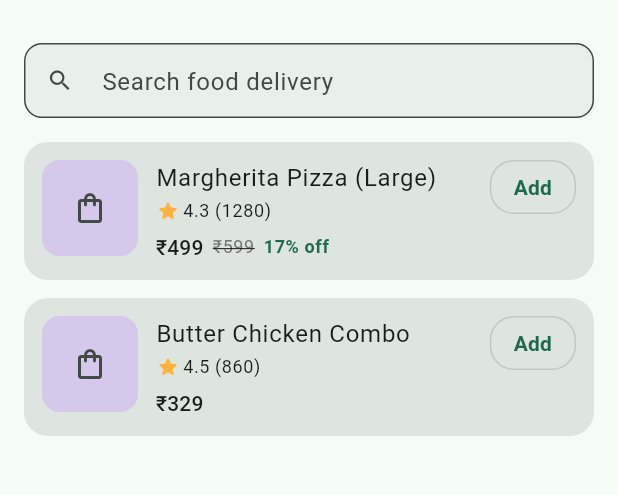
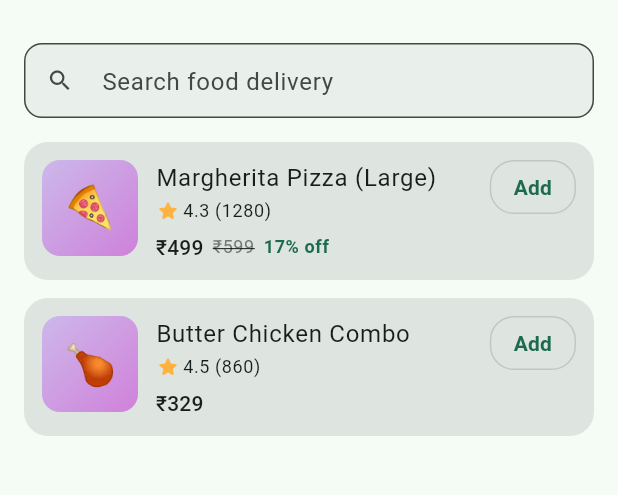
Before and after one commit to baseer-ind/spendzero, a Flutter app: the CheckoutScreen screen opened directly with sample values from the repository, on a phone screen of 412 x 824 dp, the part 59-554 px from its top. Run offline on Flutter 3.47's test engine with Material 3 defaults, Android fonts, the phone set to English and light mode, and no system bars; our stand-ins replace flutter_riverpod, go_router, shared_preferences; accounts and stored records are empty.

Commit message:
Reject premature V1 claim; redefine milestones; fix placeholder product thumbnails
Renames the engineering checklist to docs/MILESTONES.md, reframing progress
around Experience Alpha -> Experience Beta -> Launch Candidate -> Public V1
instead of implemented-feature checkboxes, per explicit product-quality
feedback. Also fixes the most visible placeholder-card issue: every product/
menu item thumbnail was a generic shopping-bag icon on a flat color block;
now uses a local keyword-matched emoji glyph on a two-tone gradient so items
read as recognizable products.

```diff
--- a/spendzero/mobile/lib/features/checkout/presentation/product_card.dart
+++ b/spendzero/mobile/lib/features/checkout/presentation/product_card.dart
@@ -37,7 +37,7 @@ class ProductCard extends StatelessWidget {
         child: Row(
           crossAxisAlignment: CrossAxisAlignment.start,
           children: [
-            _Thumbnail(seed: listing.id),
+            _Thumbnail(seed: listing.id, title: listing.title),
             const SizedBox(width: 12),
             Expanded(
               child: Column(
@@ -101,24 +101,58 @@ class ProductCard extends StatelessWidget {
   }
 }
 
+/// Maps a product title to a recognizable emoji glyph via local keyword
+/// matching — no AI/network calls, just a rule-based lookup — so items read
+/// as "that's a pizza" / "that's a kurta" at a glance instead of every card
+/// showing the same generic shopping-bag icon.
+const _titleEmojiKeywords = <String, String>{
+  'pizza': '🍕', 'burger': '🍔', 'biryani': '🍛', 'cake': '🍰',
+  'coffee': '☕', 'tea': '🍵', 'chai': '🍵', 'juice': '🧃',
+  'salad': '🥗', 'sandwich': '🥪', 'noodle': '🍜', 'rice': '🍚',
+  'ice cream': '🍦', 'paneer': '🧀', 'chicken': '🍗', 'fish': '🐟',
+  'soup': '🍲', 'roll': '🌯', 'dosa': '🥞', 'idli': '🍙', 'momo': '🥟',
+  'pasta': '🍝', 'fries': '🍟', 'donut': '🍩', 'cookie': '🍪',
+  'shirt': '👕', 'kurta': '👘', 'jeans': '👖', 'shoe': '👟', 'sneaker': '👟',
+  'dress': '👗', 'jacket': '🧥', 'bag': '👜', 'watch': '⌚', 'saree': '🥻',
+  'phone': '📱', 'laptop': '💻', 'headphone': '🎧', 'earbud': '🎧',
+  'speaker': '🔊', 'charger': '🔌', 'camera': '📷', 'tv': '📺',
+  'sofa': '🛋️', 'chair': '🪑', 'lamp': '💡', 'table': '🛋️',
+  'milk': '🥛', 'bread': '🍞', 'egg': '🥚', 'fruit': '🍎', 'vegetable': '🥦',
+  'lipstick': '💄', 'perfume': '🧴', 'cream': '🧴', 'shampoo': '🧴',
+};
+
+String _emojiForTitle(String title) {
+  final lower = title.toLowerCase();
+  for (final entry in _titleEmojiKeywords.entries) {
+    if (lower.contains(entry.key)) return entry.value;
+  }
+  return '🛍️';
+}
+
 class _Thumbnail extends StatelessWidget {
-  const _Thumbnail({required this.seed});
+  const _Thumbnail({required this.seed, required this.title});
 
   final String seed;
+  final String title;
 
   @override
   Widget build(BuildContext context) {
-    final colors = Theme.of(context).colorScheme;
     final hue = (seed.codeUnits.fold<int>(0, (a, b) => a + b) % 360).toDouble();
-    final color = HSLColor.fromAHSL(1, hue, 0.45, 0.85).toColor();
+    final start = HSLColor.fromAHSL(1, hue, 0.55, 0.82).toColor();
+    final end = HSLColor.fromAHSL(1, (hue + 28) % 360, 0.55, 0.68).toColor();
     return Container(
       width: 64,
       height: 64,
       decoration: BoxDecoration(
-        color: color,
+        gradient: LinearGradient(
+          colors: [start, end],
+          begin: Alignment.topLeft,
+          end: Alignment.bottomRight,
+        ),
         borderRadius: BorderRadius.circular(12),
       ),
-      child: Icon(Icons.shopping_bag_outlined, color: colors.onSurfaceVariant),
+      alignment: Alignment.center,
+      child: Text(_emojiForTitle(title), style: const TextStyle(fontSize: 28)),
     );
   }
 }
```
Also changed, not shown: 3 other files.
